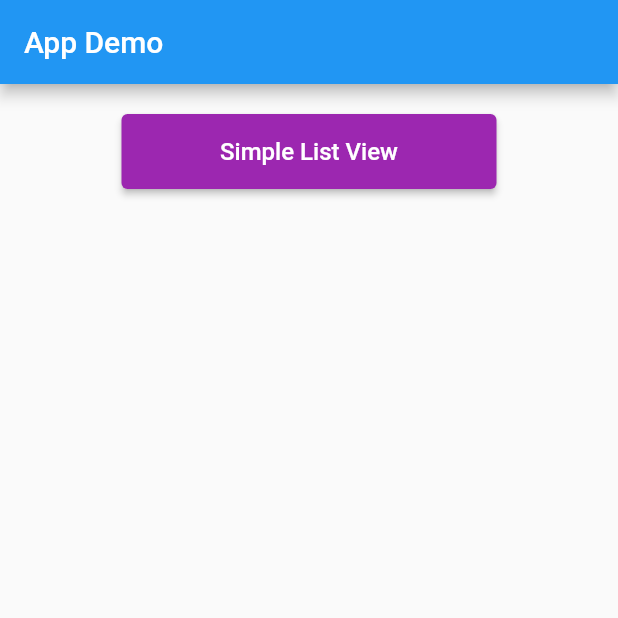
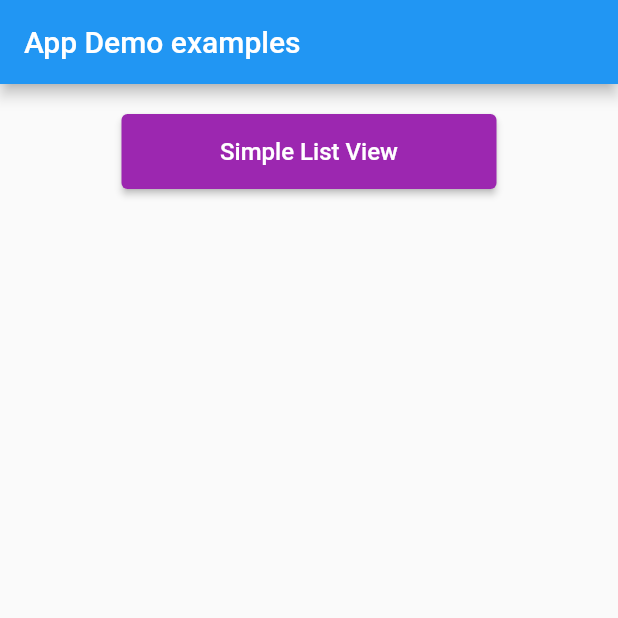
Before and after one commit to kleysonklaus/flutter_practice_code, a Flutter app: the screen it shows after launch, on a phone screen of 412 x 824 dp, the top half of it. Run offline on Flutter 3.47's test engine with Material 2 defaults, Android fonts, the light colour scheme and no system bars.

Commit message:
feat(text): fix text

```diff
--- a/lib/app.dart
+++ b/lib/app.dart
@@ -8,7 +8,7 @@ class App extends StatelessWidget {
   @override
   Widget build(BuildContext context) {
     return Scaffold(
-      appBar: AppBar(title: Text("App Demo")),
+      appBar: AppBar(title: Text("App Demo examples")),
       body: SingleChildScrollView(
         padding: EdgeInsets.symmetric(vertical: 20, horizontal: 5),
         child: Center(
```
